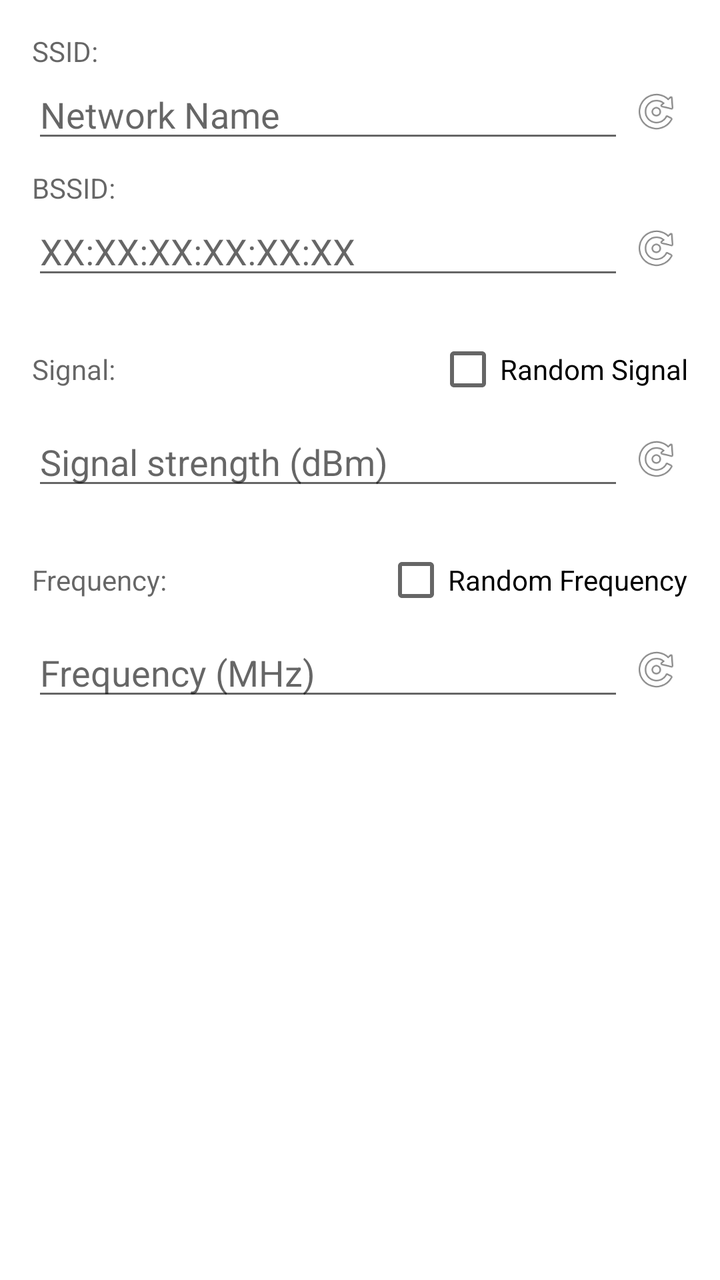
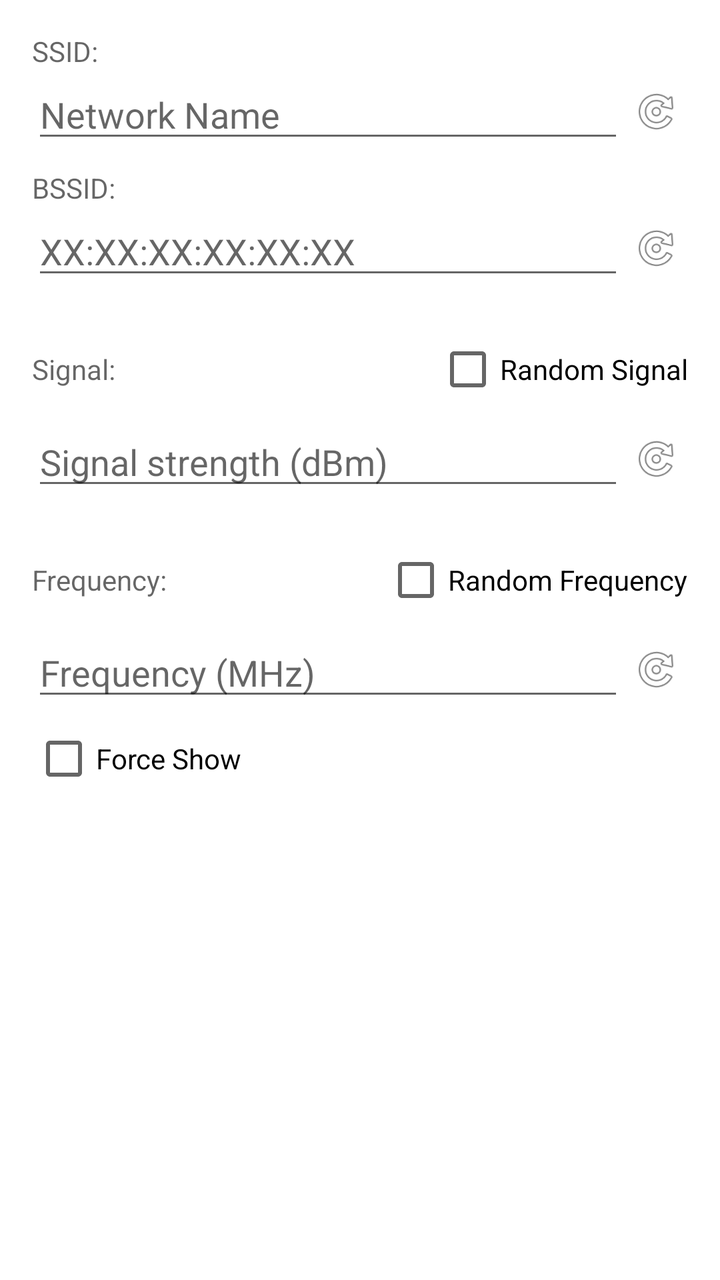

Before-and-after screenshots of an Android layout around one commit, followed by the original layout XML and the change that was made.
<!-- AndroidManifest.xml: fallback theme Theme.MaterialComponents.DayNight.NoActionBar -->
<!-- res/layout/wifi_network_edit_dialog.xml -->
<?xml version="1.0" encoding="utf-8"?>
<LinearLayout xmlns:android="http://schemas.android.com/apk/res/android"
    android:layout_width="match_parent"
    android:layout_height="wrap_content"
    android:orientation="vertical"
    android:padding="16dp">

    <TextView
        android:layout_width="match_parent"
        android:layout_height="wrap_content"
        android:text="SSID:"
        android:textAppearance="@android:style/TextAppearance.Small" />

    <LinearLayout
        android:layout_width="match_parent"
        android:layout_height="wrap_content"
        android:orientation="horizontal">

        <EditText
            android:id="@+id/etSSID"
            android:layout_width="0dp"
            android:layout_height="wrap_content"
            android:layout_weight="1"
            android:hint="Network Name"
            android:inputType="text"/>

        <ImageView
            android:id="@+id/ivRandomizeSSID"
            android:layout_width="32dp"
            android:layout_height="32dp"
            android:layout_gravity="center_vertical"
            android:padding="4dp"
            android:src="@android:drawable/ic_menu_rotate"
            android:contentDescription="Randomize SSID" />
    </LinearLayout>

    <TextView
        android:layout_width="match_parent"
        android:layout_height="wrap_content"
        android:text="BSSID:"
        android:layout_marginTop="8dp"
        android:textAppearance="@android:style/TextAppearance.Small" />

    <LinearLayout
        android:layout_width="match_parent"
        android:layout_height="wrap_content"
        android:orientation="horizontal">

        <EditText
            android:id="@+id/etBSSID"
            android:layout_width="0dp"
            android:layout_height="wrap_content"
            android:layout_weight="1"
            android:hint="XX:XX:XX:XX:XX:XX"
            android:inputType="text"/>

        <ImageView
            android:id="@+id/ivRandomizeBSSID"
            android:layout_width="32dp"
            android:layout_height="32dp"
            android:layout_gravity="center_vertical"
            android:padding="4dp"
            android:src="@android:drawable/ic_menu_rotate"
            android:contentDescription="Randomize BSSID" />
    </LinearLayout>

    <LinearLayout
        android:layout_width="match_parent"
        android:layout_height="wrap_content"
        android:orientation="horizontal"
        android:layout_marginTop="16dp">

        <TextView
            android:layout_width="wrap_content"
            android:layout_height="wrap_content"
            android:text="Signal:"
            android:textAppearance="@android:style/TextAppearance.Small" />

        <View
            android:layout_width="0dp"
            android:layout_height="0dp"
            android:layout_weight="1" />

        <CheckBox
            android:id="@+id/cbRandomSignal"
            android:layout_width="wrap_content"
            android:layout_height="wrap_content"
            android:text="Random Signal" />
    </LinearLayout>

    <LinearLayout
        android:layout_width="match_parent"
        android:layout_height="wrap_content"
        android:orientation="horizontal">

        <EditText
            android:id="@+id/etSignal"
            android:layout_width="0dp"
            android:layout_height="wrap_content"
            android:layout_weight="1"
            android:hint="Signal strength (dBm)"
            android:inputType="numberSigned" />

        <ImageView
            android:id="@+id/ivRandomizeSignal"
            android:layout_width="32dp"
            android:layout_height="32dp"
            android:layout_gravity="center_vertical"
            android:padding="4dp"
            android:src="@android:drawable/ic_menu_rotate"
            android:contentDescription="Randomize Signal" />
    </LinearLayout>

    <LinearLayout
        android:layout_width="match_parent"
        android:layout_height="wrap_content"
        android:orientation="horizontal"
        android:layout_marginTop="16dp">

        <TextView
            android:layout_width="wrap_content"
            android:layout_height="wrap_content"
            android:text="Frequency:"
            android:textAppearance="@android:style/TextAppearance.Small" />

        <View
            android:layout_width="0dp"
            android:layout_height="0dp"
            android:layout_weight="1" />

        <CheckBox
            android:id="@+id/cbRandomFrequency"
            android:layout_width="wrap_content"
            android:layout_height="wrap_content"
            android:text="Random Frequency" />
    </LinearLayout>

    <LinearLayout
        android:layout_width="match_parent"
        android:layout_height="wrap_content"
        android:orientation="horizontal">

        <EditText
            android:id="@+id/etFrequency"
            android:layout_width="0dp"
            android:layout_height="wrap_content"
            android:layout_weight="1"
            android:hint="Frequency (MHz)"
            android:inputType="number" />

        <ImageView
            android:id="@+id/ivRandomizeFrequency"
            android:layout_width="32dp"
            android:layout_height="32dp"
            android:layout_gravity="center_vertical"
            android:padding="4dp"
            android:src="@android:drawable/ic_menu_rotate"
            android:contentDescription="Randomize Frequency" />
    </LinearLayout>

</LinearLayout>
<!-- resources referenced by this layout -->
<resources>

</resources>

<!-- the commit's change to res/layout/wifi_network_edit_dialog.xml (unified diff, before → after) -->
@@ -158,4 +158,10 @@
             android:contentDescription="Randomize Frequency" />
     </LinearLayout>
 
+    <CheckBox
+        android:id="@+id/cbForceShow"
+        android:layout_width="wrap_content"
+        android:layout_height="wrap_content"
+        android:text="Force Show" />
+
 </LinearLayout>
